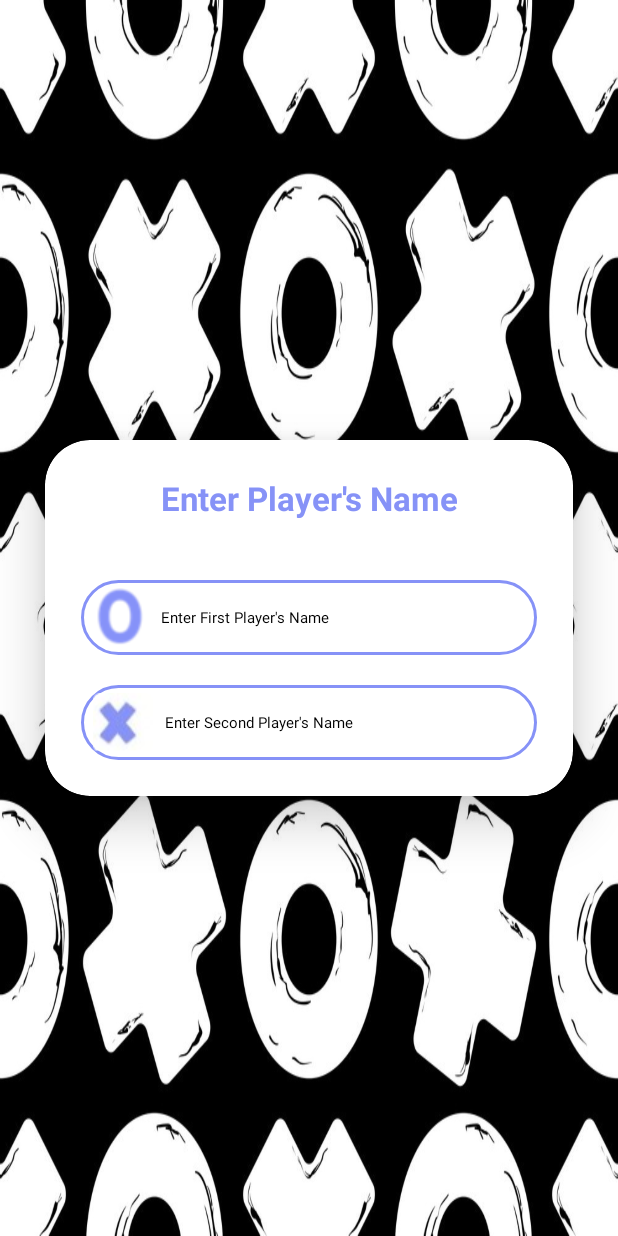
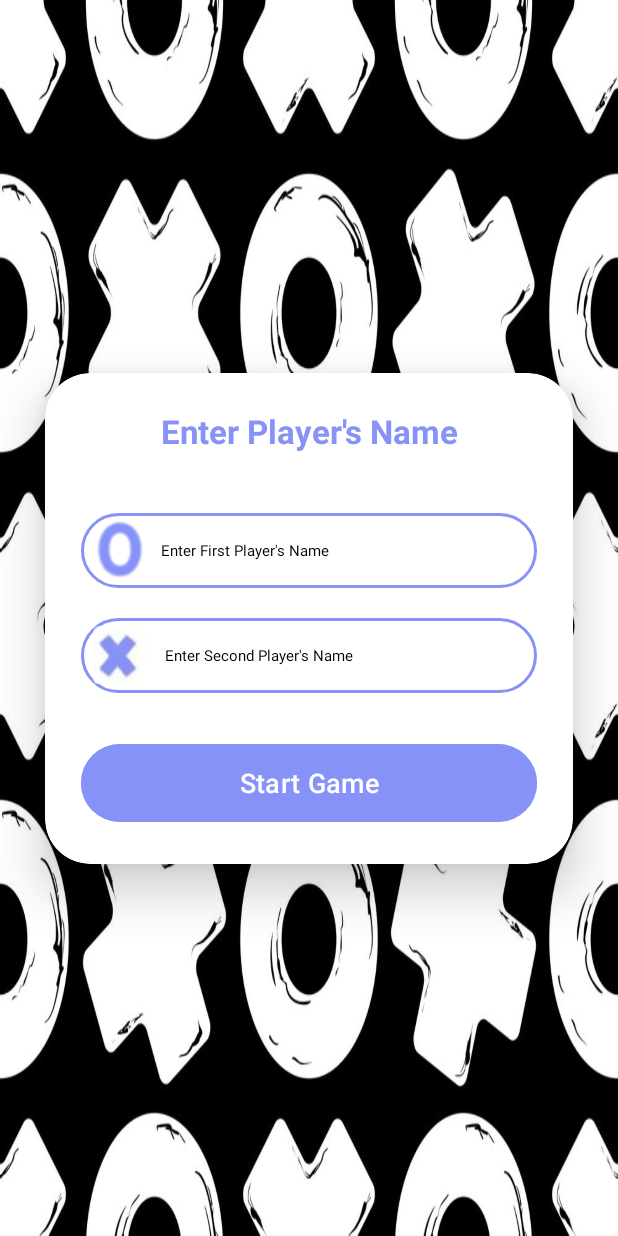
Before and after one commit to Vanshika521/PRODIGY_AD_04, an Android app: the screen it shows after launch (players), on a phone screen of 412 x 824 dp. Run offline under Robolectric (Android 15) with nearby library versions, the phone set to English and light mode, and no system bars.

Commit message:
Players Name And Designing

```diff
--- a/app/src/main/java/com/prodigy/tictactoe/players.java
+++ b/app/src/main/java/com/prodigy/tictactoe/players.java
@@ -1,6 +1,11 @@
 package com.prodigy.tictactoe;
 
+import android.content.Intent;
 import android.os.Bundle;
+import android.view.View;
+import android.widget.Button;
+import android.widget.EditText;
+import android.widget.Toast;
 
 import androidx.activity.EdgeToEdge;
 import androidx.appcompat.app.AppCompatActivity;
@@ -10,16 +15,38 @@ import androidx.core.view.WindowInsetsCompat;
 
 public class players extends AppCompatActivity {
 
+    EditText first,second;
+    Button start;
+
     @Override
     protected void onCreate(Bundle savedInstanceState) {
         super.onCreate(savedInstanceState);
-        EdgeToEdge.enable(this);
         setContentView(R.layout.activity_players);
-        ViewCompat.setOnApplyWindowInsetsListener(findViewById(R.id.main), (v, insets) -> {
-            Insets systemBars = insets.getInsets(WindowInsetsCompat.Type.systemBars());
-            v.setPadding(systemBars.left, systemBars.top, systemBars.right, systemBars.bottom);
-            return insets;
 
+        first = findViewById(R.id.first);
+        second = findViewById(R.id.second);
+        start = findViewById(R.id.start);
+
+        start.setOnClickListener(new View.OnClickListener() {
+            @Override
+            public void onClick(View view) {
+
+                String getFirst = first.getText().toString();
+                String getSecond = second.getText().toString();
+
+                if (getFirst.isEmpty() || getSecond.isEmpty() )
+                {
+                    Toast.makeText(players.this,"Enter Player's Name",Toast.LENGTH_SHORT).show();
+                }
+                else
+                {
+                    Intent intent = new Intent(players.this, MainActivity.class);
+                    intent.putExtra("First",getFirst);
+                    intent.putExtra("Second",getSecond);
+                    startActivity(intent);
+                }
+                }
         });
+
     }
 }
--- a/app/src/main/res/layout/activity_players.xml
+++ b/app/src/main/res/layout/activity_players.xml
@@ -68,6 +68,17 @@
                 android:drawablePadding="8dp"
                 />
 
+            <Button
+                android:id="@+id/start"
+                android:layout_width="match_parent"
+                android:layout_height="60dp"
+                android:layout_marginTop="30dp"
+                android:text="Start Game"
+                android:textSize="18sp"
+                android:backgroundTint="@color/lavender"
+                />
+
+
         </LinearLayout>
     </androidx.cardview.widget.CardView>
 </androidx.constraintlayout.widget.ConstraintLayout>
```
Also changed, not shown: app/src/main/res/drawable/a.png (deleted), app/src/main/res/drawable/b.png (deleted), app/src/main/res/drawable/cross_.jpg (deleted), app/src/main/res/drawable/img_2.png (deleted), app/src/main/res/drawable/r.png (deleted), app/src/main/res/drawable/round.png (deleted).
